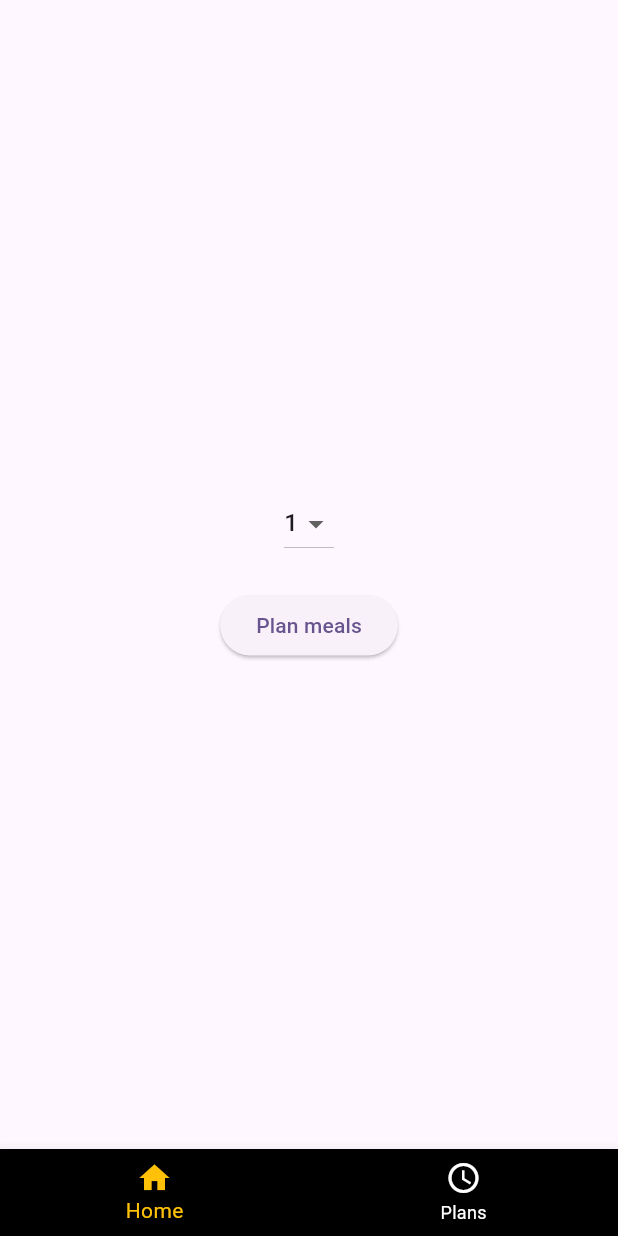
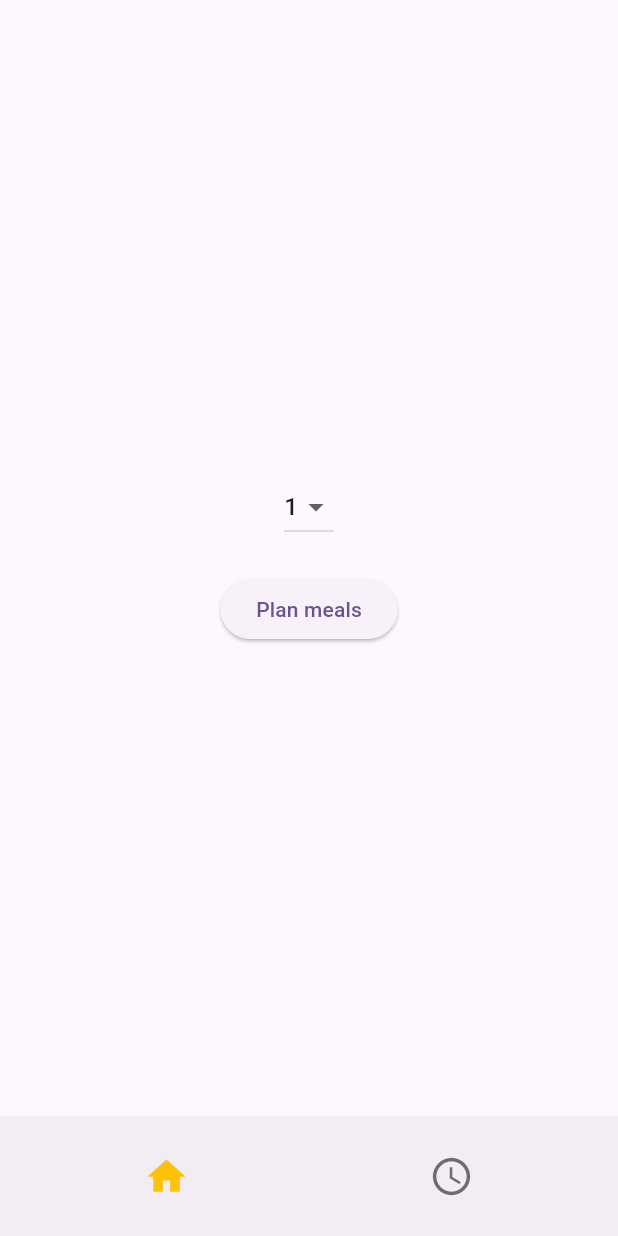
Before and after one commit to Victoria-Developer/Fitsy, a Flutter app: the screen it shows after launch, on a phone screen of 412 x 824 dp. Run offline on Flutter 3.47's test engine with Material 3 defaults, Android fonts, the phone set to English and light mode, and no system bars; our stand-ins replace go_router.

Commit message:
- Replaced default BottomBarNavigation with custom bottom bar navigation.

```diff
--- a/lib/navigation/app_navigator.dart
+++ b/lib/navigation/app_navigator.dart
@@ -1,6 +1,5 @@
-
 import 'package:fitsy/navigation/route.dart';
-import 'package:fitsy/widgets/app_scaffold.dart';
+import 'package:fitsy/widgets/dynamic_bottom_bar.dart';
 import 'package:flutter/material.dart';
 import 'package:go_router/go_router.dart';
 
@@ -35,10 +34,11 @@ class AppNavigator {
                   .firstWhere((route) => route.name == state.topRoute!.name,
                       orElse: () => routes[0])
                   .id;
-              return AppScaffold(
-                  onNavigateToTab: onNavigateToTab,
-                  currentTabId: index,
-                  child: child);
+              return Scaffold(
+                body: child,
+                bottomNavigationBar: DynamicBottomBar(
+                    onNavigateToTab: onNavigateToTab, currentTabId: index),
+              );
             },
             routes: [
               GoRoute(
@@ -71,7 +71,6 @@ class AppNavigator {
   }
 
   void popUntilPath(String routePath) {
-    //final router = GoRouter.of(context);
     final GoRouterDelegate delegate = router.routerDelegate;
     List routeStacks = [...delegate.currentConfiguration.routes];
 
--- a/lib/widgets/app_scaffold.dart
+++ /dev/null
@@ -1,38 +0,0 @@
-import 'package:flutter/material.dart';
-
-class AppScaffold extends StatelessWidget {
-  const AppScaffold(
-      {super.key,
-      required this.child,
-      required this.onNavigateToTab,
-      required this.currentTabId});
-
-  final Widget child;
-  final void Function(int) onNavigateToTab;
-  final int currentTabId;
-
-  @override
-  Widget build(BuildContext context) {
-    const unselectedItemColor = Colors.white;
-    const items = [
-      BottomNavigationBarItem(icon: Icon(Icons.home), label: 'Home'),
-      BottomNavigationBarItem(icon: Icon(Icons.access_time), label: 'Plans')
-    ];
-
-    bool isPartOfBottomNav = items.length > currentTabId || currentTabId >= 0;
-
-    return Scaffold(
-      body: child,
-      bottomNavigationBar: BottomNavigationBar(
-        onTap: onNavigateToTab,
-        type: BottomNavigationBarType.fixed,
-        backgroundColor: Colors.black,
-        selectedItemColor: isPartOfBottomNav ? Colors.amber : unselectedItemColor,
-        unselectedItemColor: unselectedItemColor,
-        currentIndex: isPartOfBottomNav ? currentTabId : 0,
-        items: items,
-      ),
-    );
-  }
-
-}
--- /dev/null
+++ b/lib/widgets/dynamic_bottom_bar.dart
@@ -0,0 +1,50 @@
+import 'package:flutter/material.dart';
+
+class DynamicBottomBar extends StatefulWidget {
+  const DynamicBottomBar(
+      {super.key, required this.onNavigateToTab, required this.currentTabId});
+
+  final void Function(int) onNavigateToTab;
+  final int currentTabId;
+
+  @override
+  State<DynamicBottomBar> createState() => _DynamicBottomBarState();
+}
+
+class _DynamicBottomBarState extends State<DynamicBottomBar> {
+  @override
+  Widget build(BuildContext context) {
+    return BottomAppBar(
+      shape: const CircularNotchedRectangle(),
+      notchMargin: 5.0,
+      clipBehavior: Clip.antiAlias,
+      child: SizedBox(
+        height: kBottomNavigationBarHeight,
+        child: Row(
+          mainAxisSize: MainAxisSize.max,
+          mainAxisAlignment: MainAxisAlignment.spaceAround,
+          children: <Widget>[
+            _buildIconButton(const Icon(Icons.home), 0),
+            _buildIconButton(const Icon(Icons.access_time), 1),
+          ],
+        ),
+      ),
+    );
+  }
+
+  IconButton _buildIconButton(Icon icon, int index) {
+    const unselectedItemColor = Colors.black54;
+    const selectedItemColor = Colors.amber;
+
+    return IconButton(
+      icon: icon,
+      iconSize: 30.0,
+      onPressed: () {
+        widget.onNavigateToTab(index);
+      },
+      color: widget.currentTabId == index
+          ? selectedItemColor
+          : unselectedItemColor,
+    );
+  }
+}
```
